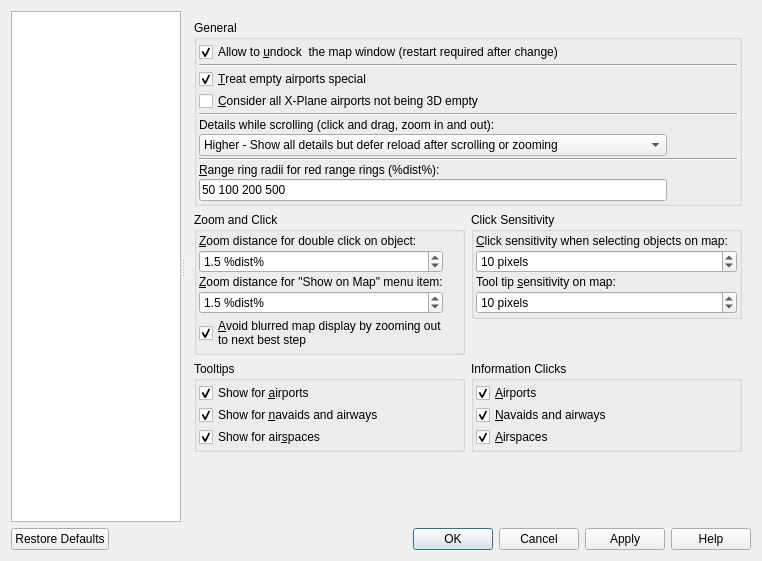
Above: src/options/options.ui from albar965/littlenavmap before the change. Below: the same form after it.
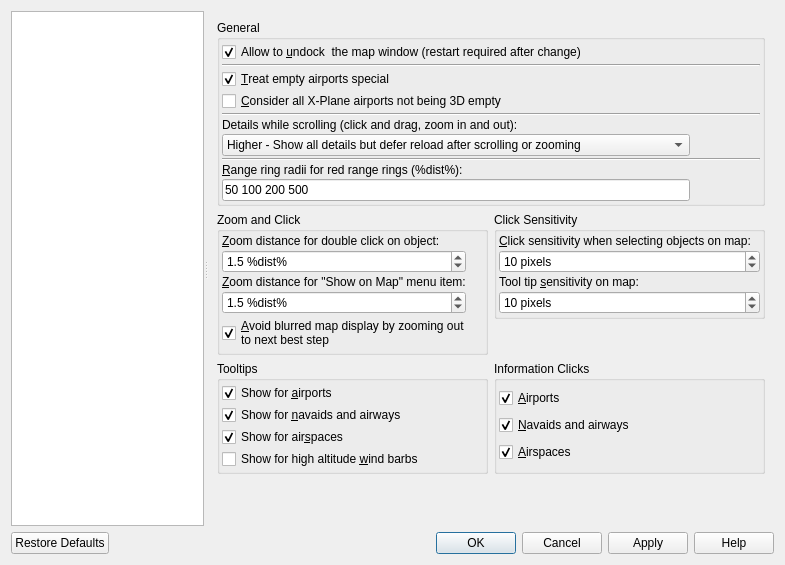
That is the form after the change. The open tabs and pages were chosen to show the change.

Commit message:
Added optional tooltip to display wind layers on map. Default is off.
albar965/littlenavmap#283

The edit to the form file:
```diff
--- a/src/options/options.ui
+++ b/src/options/options.ui
@@ -6,8 +6,8 @@
    <rect>
     <x>0</x>
     <y>0</y>
-    <width>762</width>
-    <height>561</height>
+    <width>785</width>
+    <height>565</height>
    </rect>
   </property>
   <property name="windowTitle">
@@ -797,6 +797,19 @@
              </property>
             </widget>
            </item>
+           <item>
+            <widget class="QCheckBox" name="checkBoxOptionsMapTooltipWind">
+             <property name="toolTip">
+              <string>Show tooltips for high altitude winds when hovering the cursor over a wind barb.</string>
+             </property>
+             <property name="text">
+              <string>Show for high altitude &amp;wind barbs</string>
+             </property>
+             <property name="checked">
+              <bool>false</bool>
+             </property>
+            </widget>
+           </item>
           </layout>
          </widget>
         </item>
```
The commit also changes 14 other files.
